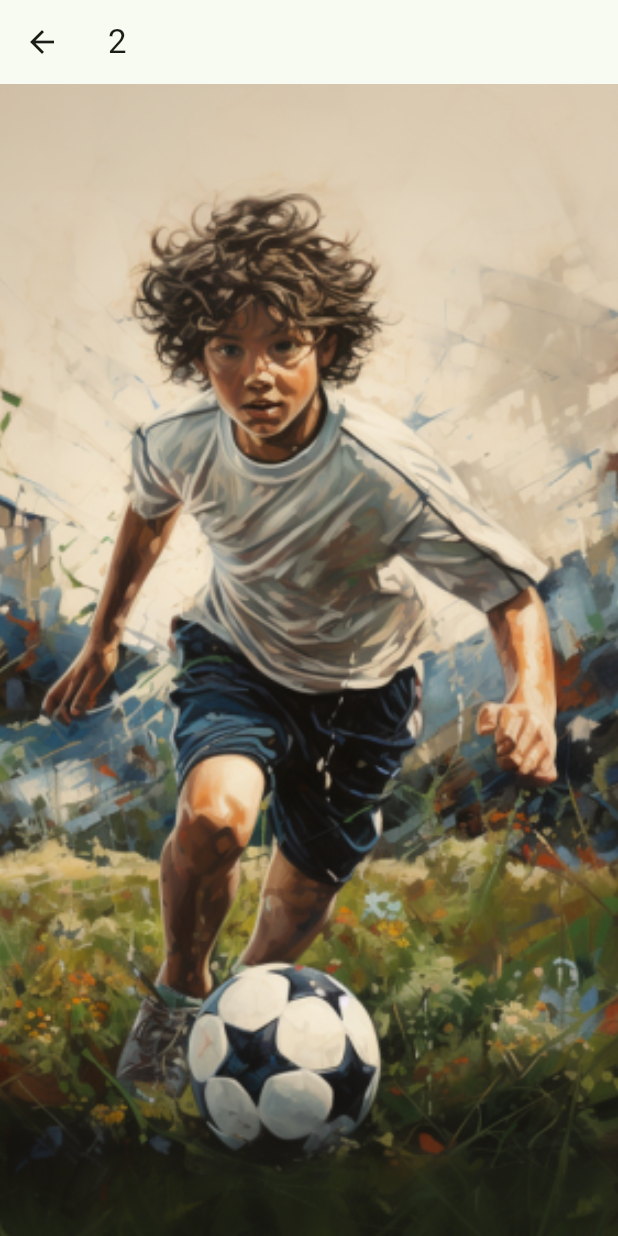
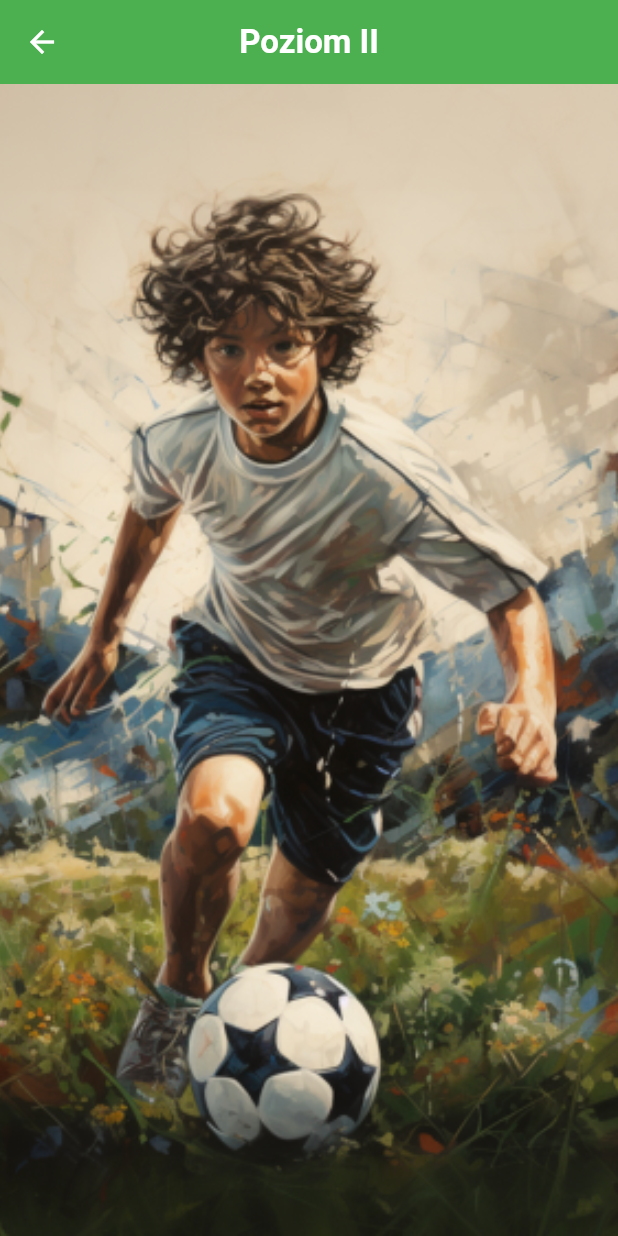
Before and after one commit to hubertgredzinski/Zwody_pi-karskie, a Flutter app: the SecondLevelPage screen opened directly, on a phone screen of 412 x 824 dp. Run offline on Flutter 3.47's test engine with Material 2 defaults, Android fonts, the phone set to English and light mode, and no system bars; our stand-ins replace google_fonts.

Commit message:
Add appbars to pages with level

```diff
--- a/lib/features/levels/second_level.page.dart
+++ b/lib/features/levels/second_level.page.dart
@@ -14,7 +14,18 @@ class SecondLevelPage extends StatelessWidget {
       ),
       child: Scaffold(
         appBar: AppBar(
-          title: const Text('2'),
+          iconTheme: const IconThemeData(
+            color: Colors.white,
+          ),
+          title: const Text(
+            'Poziom II',
+            style: TextStyle(
+              color: Colors.white,
+              fontWeight: FontWeight.bold,
+            ),
+          ),
+          centerTitle: true,
+          backgroundColor: Colors.green,
         ),
         backgroundColor: Colors.transparent,
       ),
```
Also changed, not shown: lib/features/levels/first_level._page.dart (+12 -1 lines), lib/features/levels/third_level.page.dart (+12 -1 lines).
